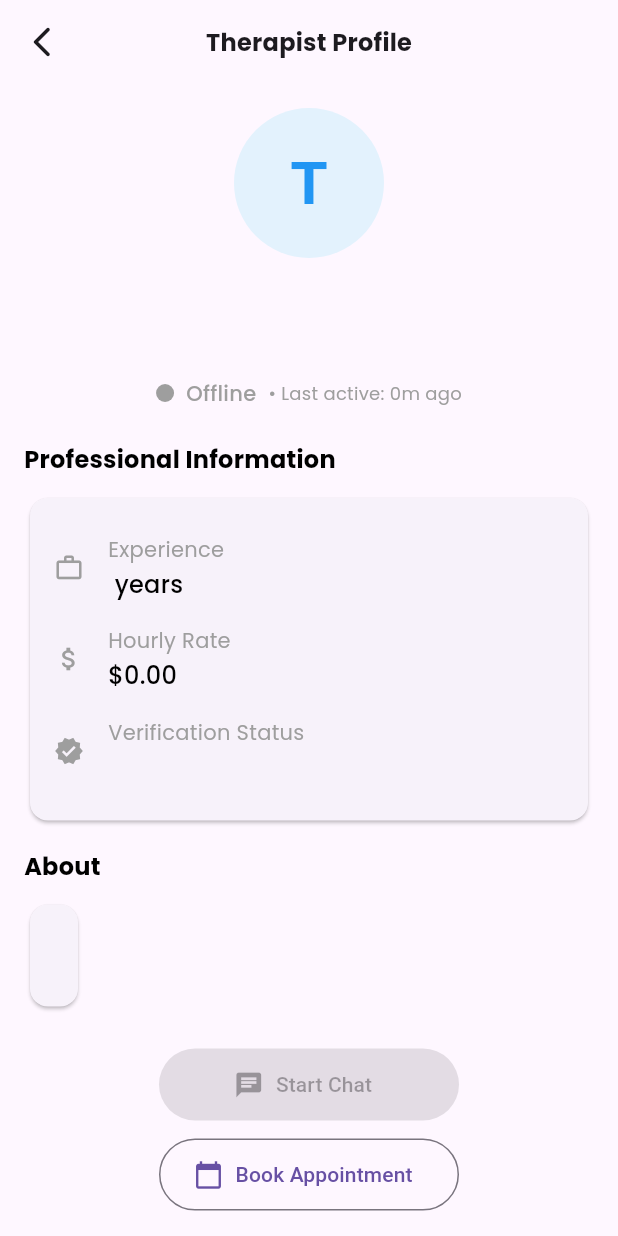
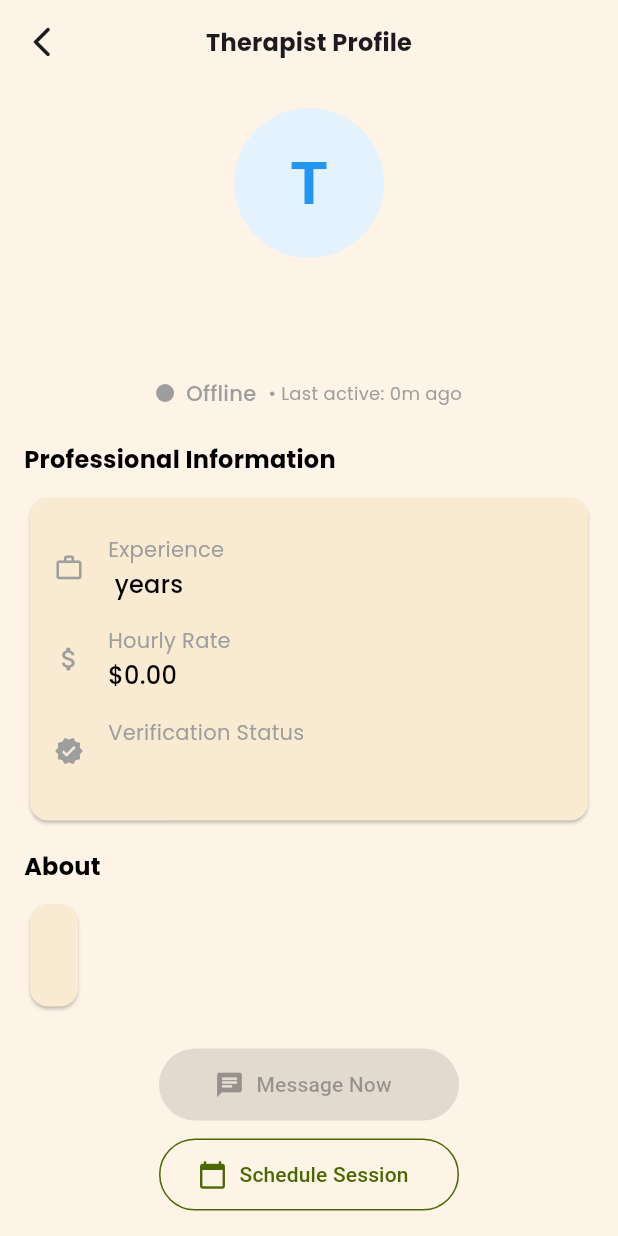
Before and after one commit to HappySR/Innerly, a Flutter app: the TherapistDetailScreen screen opened directly with empty values, on a phone screen of 412 x 824 dp. Run offline on Flutter 3.47's test engine with Material 3 defaults, Android fonts, the phone set to English and light mode, and no system bars; our stand-ins replace audioplayers, auto_size_text, chewie, circular_countdown_timer, confetti, device_info_plus and 15 more; missing offline and left inert: flame, record, sudoku_dart; accounts and stored records are empty.

Commit message:
redesigned the TherapistDetailScreen

```diff
--- a/innerly/lib/home/pages/therapists_list_view.dart
+++ b/innerly/lib/home/pages/therapists_list_view.dart
@@ -350,10 +350,12 @@ class TherapistDetailScreen extends StatelessWidget {
 
     return Scaffold(
       appBar: AppBar(
+        backgroundColor: InnerlyTheme.appBackground,
         title: Text(L10n.getTranslatedText(context, 'Therapist Profile')),
         centerTitle: true,
         elevation: 0,
       ),
+      backgroundColor: InnerlyTheme.appBackground,
       body: SingleChildScrollView(
         padding: const EdgeInsets.all(16),
         child: Column(
@@ -472,9 +474,11 @@ class TherapistDetailScreen extends StatelessWidget {
                 children: [
                   FilledButton.icon(
                     icon: const Icon(Icons.chat, size: 20),
-                    label: Text(L10n.getTranslatedText(context, 'Start Chat')),
+                    label: const Text('Message Now'),
                     style: FilledButton.styleFrom(
                       minimumSize: const Size(200, 48),
+                      backgroundColor: InnerlyTheme.secondary, // ✅ Custom background color
+                      foregroundColor: Colors.white, // ✅ Text/icon color
                     ),
                     onPressed: isOnline
                         ? () => _navigateToChat(context)
@@ -483,9 +487,11 @@ class TherapistDetailScreen extends StatelessWidget {
                   const SizedBox(height: 12),
                   OutlinedButton.icon(
                     icon: const Icon(Icons.calendar_today, size: 20),
-                    label: Text(L10n.getTranslatedText(context, 'Book Appointment')),
+                    label: const Text('Schedule Session'),
                     style: OutlinedButton.styleFrom(
                       minimumSize: const Size(200, 48),
+                      side: BorderSide(color: InnerlyTheme.secondary), // ✅ Border color
+                      foregroundColor: InnerlyTheme.secondary, // ✅ Text/icon color
                     ),
                     onPressed: () => _navigateToAppointment(context),
                   ),
@@ -565,6 +571,7 @@ class TherapistDetailScreen extends StatelessWidget {
               children: children,
             ),
           ),
+          color: InnerlyTheme.beige,
         ),
       ],
     );
```
